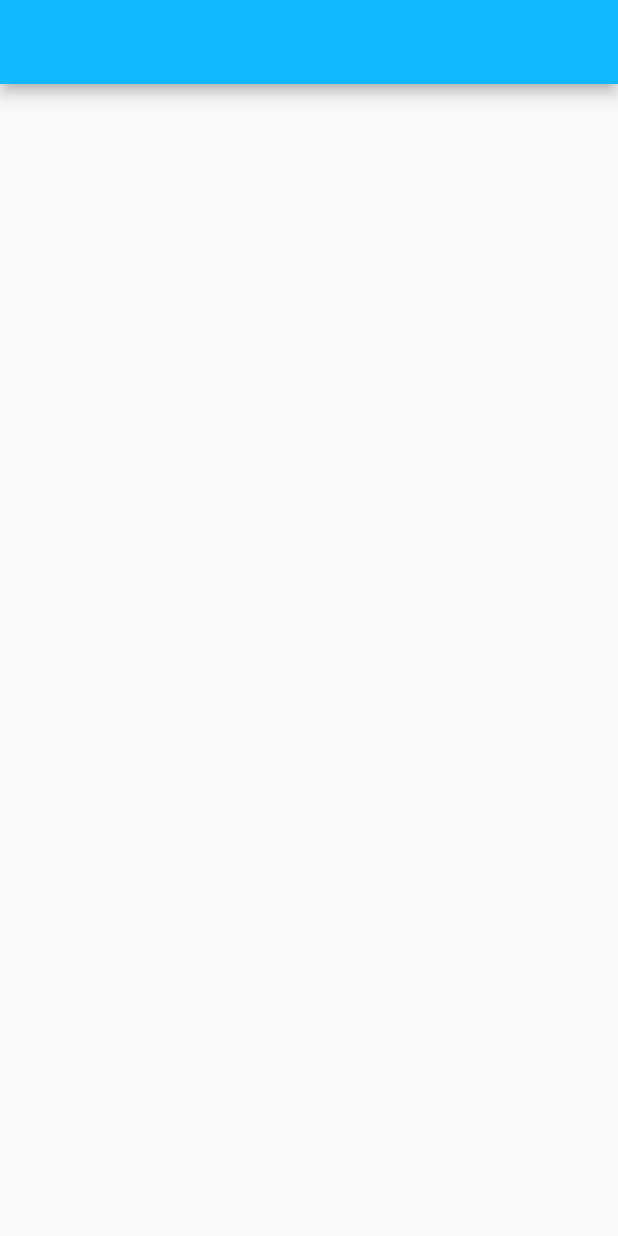
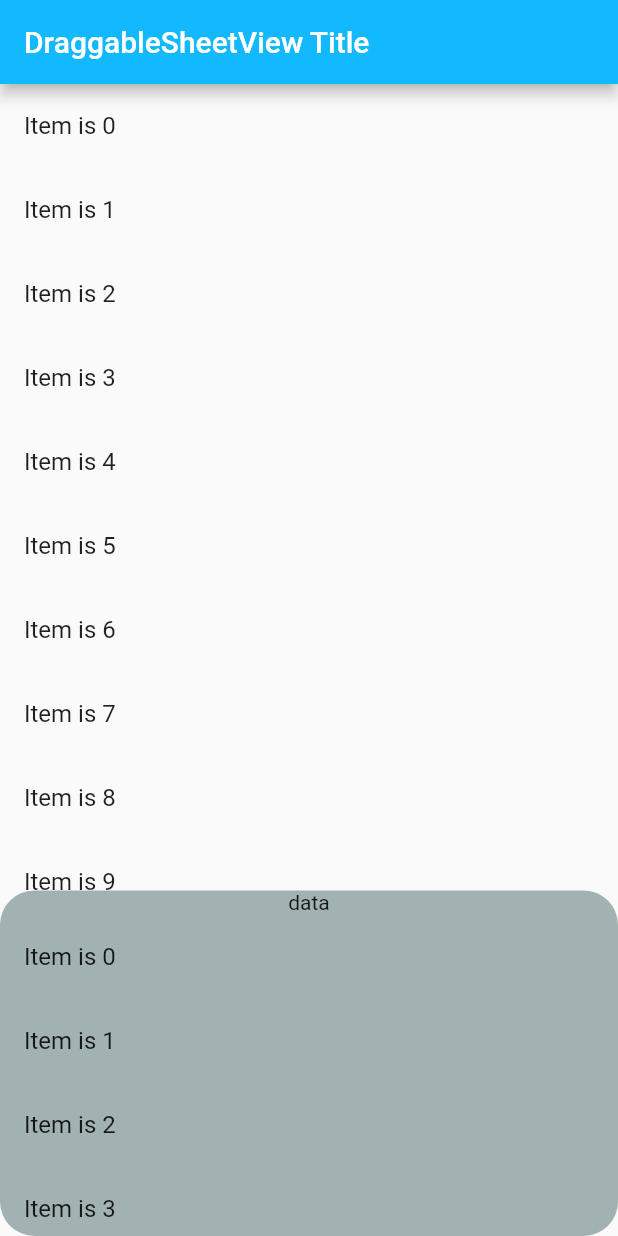
Before and after one commit to isshort/flutter_learn, a Flutter app: the screen it shows after launch, on a phone screen of 412 x 824 dp. Run offline on Flutter 3.47's test engine with Material 2 defaults, Android fonts, the phone set to English and light mode, and no system bars; our stand-ins replace bloc, cached_network_image, connectivity_plus, equatable, flutter_bloc, get_it and 3 more; generated files the repository leaves out were written again.

Commit message:
draggable scrollable view

```diff
--- a/use_case_todo/lib/app/view/app.dart
+++ b/use_case_todo/lib/app/view/app.dart
@@ -13,6 +13,8 @@ import 'package:use_case_todo/rating_bar/rating_bar_view.dart';
 import 'package:use_case_todo/custom_card/custom_card_view.dart';
 
 import 'package:use_case_todo/local_search/local_serach_view/local_search_view.dart';
+
+import 'package:use_case_todo/draggable_sheet.dart/draggable_sheet_view.dart';
 
 class App extends StatelessWidget {
   const App({super.key});
@@ -31,7 +33,7 @@ class App extends StatelessWidget {
         GlobalMaterialLocalizations.delegate,
       ],
       supportedLocales: AppLocalizations.supportedLocales,
-      home: const LocalSearchView(),
+      home: const DraggableSheetView(),
     );
   }
 }
--- /dev/null
+++ b/use_case_todo/lib/draggable_sheet.dart/draggable_sheet_view.dart
@@ -0,0 +1,48 @@
+import 'package:flutter/material.dart';
+
+class DraggableSheetView extends StatelessWidget {
+  const DraggableSheetView({super.key});
+  @override
+  Widget build(BuildContext context) {
+    return Scaffold(
+      appBar: AppBar(title: const Text('DraggableSheetView Title')),
+      body: Stack(
+        children: [
+          ListView.builder(
+            shrinkWrap: true,
+            itemCount: 20,
+            itemBuilder: (context, index) => ListTile(
+              title: Text('Item is $index'),
+            ),
+          ),
+          DraggableScrollableSheet(
+            initialChildSize: 0.3,
+            minChildSize: 0.2,
+            maxChildSize: 0.9,
+            builder: (context, scrollController) => DecoratedBox(
+              decoration: const BoxDecoration(
+                borderRadius: BorderRadius.all(Radius.circular(23)),
+                color: Color.fromARGB(255, 162, 177, 178),
+              ),
+              child: SingleChildScrollView(
+                child: Column(
+                  children: [
+                    const Text('data'),
+                    ListView.builder(
+                      controller: scrollController,
+                      shrinkWrap: true,
+                      itemCount: 20,
+                      itemBuilder: (context, index) => ListTile(
+                        title: Text('Item is $index'),
+                      ),
+                    ),
+                  ],
+                ),
+              ),
+            ),
+          )
+        ],
+      ),
+    );
+  }
+}
```
